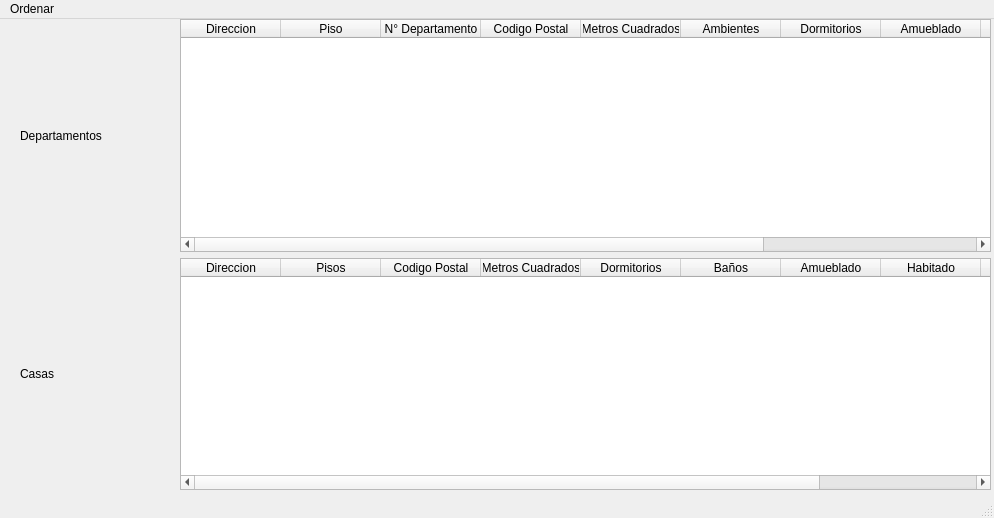
Before: the Qt Designer form Lista.ui in MateMar04/TP-Qt, drawn with Qt 5.
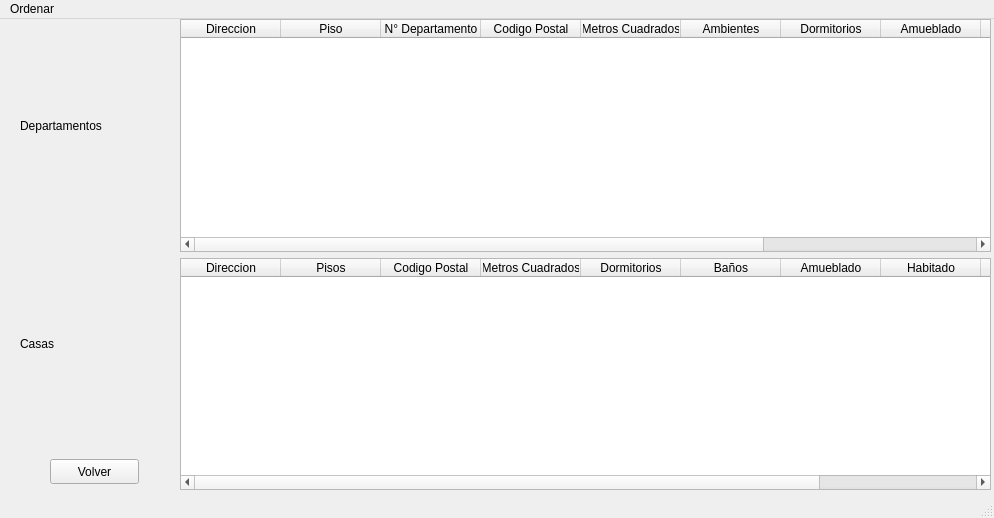
After: the same form once the commit is applied.

Patch:
```diff
--- a/Lista.ui
+++ b/Lista.ui
@@ -157,7 +157,7 @@
       <x>20</x>
       <y>0</y>
       <width>131</width>
-      <height>471</height>
+      <height>431</height>
      </rect>
     </property>
     <layout class="QVBoxLayout" name="verticalLayout_2">
@@ -177,6 +177,19 @@
      </item>
     </layout>
    </widget>
+   <widget class="QPushButton" name="pb_volver">
+    <property name="geometry">
+     <rect>
+      <x>50</x>
+      <y>440</y>
+      <width>89</width>
+      <height>25</height>
+     </rect>
+    </property>
+    <property name="text">
+     <string>Volver</string>
+    </property>
+   </widget>
   </widget>
   <widget class="QMenuBar" name="menubar">
    <property name="geometry">
```
Left out of the diff: 22 changed lines with no effect on the pictures.
